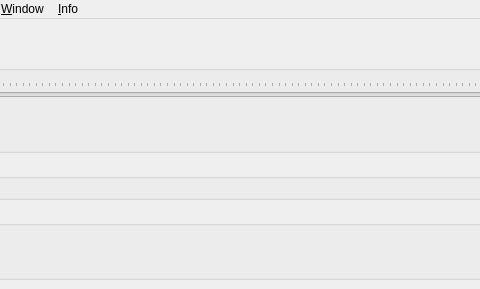
The window that src/UserInterface/src/MainWindow.ui (till213/SkyDolly) describes before a commit, drawn with Qt 5; both pictures show x 189 to 669 and y 0 to 289 of the 826 by 289 pixel window.
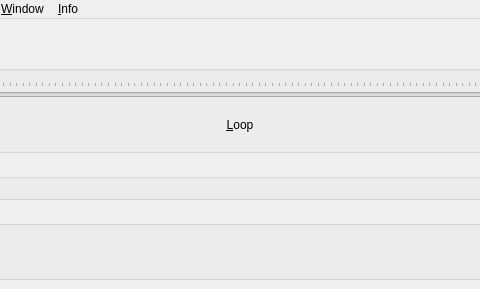
The same window after the commit. Icons and pictures are not drawn. Custom widgets are drawn as their Qt base class.

Commit message:
Add loop replay button
- Initial implementation

```diff
--- a/src/UserInterface/src/MainWindow.ui
+++ b/src/UserInterface/src/MainWindow.ui
@@ -266,6 +266,28 @@
              </property>
             </widget>
            </item>
+           <item>
+            <widget class="QPushButton" name="loopReplayPushButton">
+             <property name="minimumSize">
+              <size>
+               <width>0</width>
+               <height>32</height>
+              </size>
+             </property>
+             <property name="text">
+              <string>&amp;Loop</string>
+             </property>
+             <property name="checkable">
+              <bool>true</bool>
+             </property>
+             <property name="checked">
+              <bool>false</bool>
+             </property>
+             <property name="flat">
+              <bool>true</bool>
+             </property>
+            </widget>
+           </item>
            <item>
             <spacer name="horizontalSpacer_2">
              <property name="orientation">
```
Left out of the diff: 2 changed lines with no effect on the pictures. The commit also changes 9 other files.
